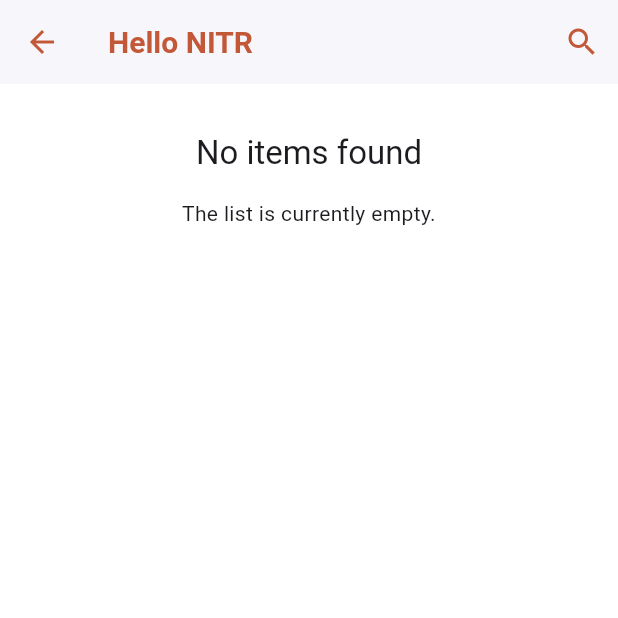
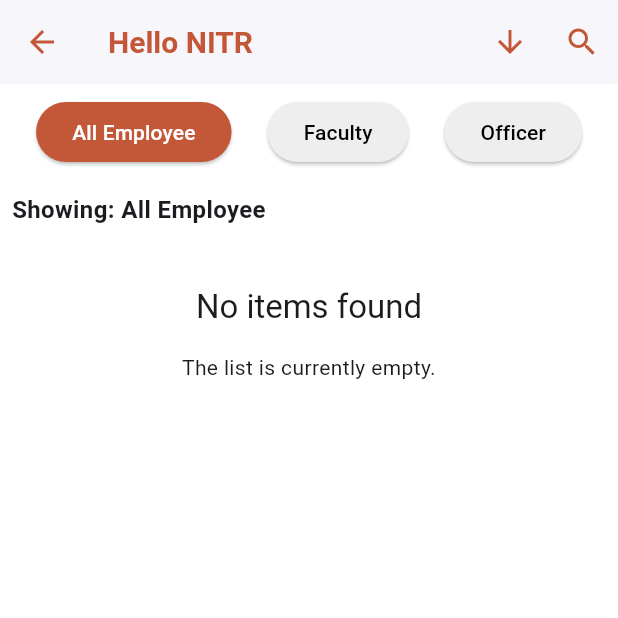
Before and after one commit to UtkarshChakrwarti/Hello-NITR-app, a Flutter app: the HomeScreen screen opened by its route, on a phone screen of 412 x 824 dp, the top half of it. Run offline on Flutter 3.47's test engine with Material 3 defaults, Android fonts, the phone set to English and light mode, and no system bars; our stand-ins replace cached_network_image, flutter_local_notifications, flutter_secure_storage, font_awesome_flutter, infinite_scroll_pagination, loading_animation_widget and 6 more; missing offline and left inert: flutter_udid, simnumber; accounts and stored records are empty; network calls fail.

Commit message:
fixed filtering sorting logic

```diff
--- a/lib/core/services/api/local/local_storage_service.dart
+++ b/lib/core/services/api/local/local_storage_service.dart
@@ -83,15 +83,32 @@ class LocalStorageService {
     );
   }
 
-  // Get Paginated Users from the database with offset and limit as parameters
-  static Future<List<User>> getUsers(int offset, int limit) async {
+// Updated LocalStorageService to accept filter and sorting order
+
+  static Future<List<User>> getUsers(
+      int offset, int limit, String filter, bool isAscending) async {
     final db = await database;
+
+    // Build the where clause and arguments based on the filter
+    String? whereClause;
+    List<dynamic>? whereArgs;
+
+    if (filter != 'All Employee') {
+      whereClause = 'employeeType = ?';
+      whereArgs = [filter];
+    }
+
+    final orderBy = 'firstName ${isAscending ? 'ASC' : 'DESC'}';
+
     final List<Map<String, dynamic>> maps = await db.query(
       AppConstants.userTable,
       limit: limit,
       offset: offset,
-      orderBy: 'firstName',
+      orderBy: orderBy,
+      where: whereClause,
+      whereArgs: whereArgs,
     );
+
     return List.generate(maps.length, (i) {
       return User.fromJson(maps[i]);
     });
--- a/lib/providers/home_provider.dart
+++ b/lib/providers/home_provider.dart
@@ -3,11 +3,12 @@ import 'dart:async';
 import 'package:hello_nitr/core/services/api/local/local_storage_service.dart';
 import 'package:hello_nitr/models/user.dart';
 
+
 class HomeProvider {
-  static Future<List<User>> fetchContacts(int offset, int limit) async {
+  static Future<List<User>> fetchContacts(int offset, int limit, String filter, bool isAscending) async {
     try {
-      // Fetch contacts from the API
-      final users = await LocalStorageService.getUsers(offset, limit);
+      // Fetch contacts from the API based on the filter and sorting order
+      final users = await LocalStorageService.getUsers(offset, limit, filter, isAscending);
       return users;
     } catch (error) {
       throw error;
--- a/lib/screens/home/home_screen.dart
+++ b/lib/screens/home/home_screen.dart
@@ -18,7 +18,8 @@ class HomeScreen extends StatefulWidget {
 class _HomeScreenState extends State<HomeScreen> with TickerProviderStateMixin {
   static const _pageSize = 10;
   final UtilityFunctions _utilityFunctions = UtilityFunctions();
-  final PagingController<int, User> _pagingController = PagingController(firstPageKey: 0);
+  final PagingController<int, User> _pagingController =
+      PagingController(firstPageKey: 0);
   final Duration animationDuration = Duration(milliseconds: 300);
   final Logger _logger = Logger('HomeScreen');
 
@@ -26,6 +27,8 @@ class _HomeScreenState extends State<HomeScreen> with TickerProviderStateMixin {
   static const Color _selectedBackgroundColor = Color(0xFFFDEEE8);
 
   int? _expandedIndex;
+  String _currentFilter = 'All Employee';
+  bool _isAscending = true;
   final Map<int, Widget> _profileImagesCache = {};
 
   @override
@@ -44,7 +47,8 @@ class _HomeScreenState extends State<HomeScreen> with TickerProviderStateMixin {
 
   Future<void> _fetchPage(int pageKey) async {
     try {
-      final newItems = await HomeProvider.fetchContacts(pageKey, _pageSize);
+      final newItems = await HomeProvider.fetchContacts(
+          pageKey, _pageSize, _currentFilter, _isAscending);
       final isLastPage = newItems.length < _pageSize;
       if (isLastPage) {
         _pagingController.appendLastPage(newItems);
@@ -61,10 +65,9 @@ class _HomeScreenState extends State<HomeScreen> with TickerProviderStateMixin {
   void _cacheProfileImages(List<User> users, int pageKey) {
     for (int i = 0; i < users.length; i++) {
       int index = pageKey + i;
-      if (!_profileImagesCache.containsKey(index)) {
-        _profileImagesCache[index] = _buildAvatar(users[i].photo, users[i].firstName);
+      _profileImagesCache[index] =
+          _buildAvatar(users[i].photo, users[i].firstName);
       _logger.info('Image cached for user at index $index');
-      }
     }
   }
 
@@ -97,10 +100,10 @@ class _HomeScreenState extends State<HomeScreen> with TickerProviderStateMixin {
                 // Handle call action
               }),
               _buildIconButton(FontAwesomeIcons.whatsapp, () {
-                // Handle whatsapp action
+                // Handle WhatsApp action
               }),
               _buildIconButton(Icons.chat, () {
-                // Handle msg action
+                // Handle message action
               }),
               _buildIconButton(Icons.mail, () {
                 // Handle mail action
@@ -125,21 +128,17 @@ class _HomeScreenState extends State<HomeScreen> with TickerProviderStateMixin {
   Widget _buildAvatar(String? photoUrl, String? firstName) {
     if (photoUrl != null && photoUrl.isNotEmpty) {
       if (_utilityFunctions.isValidBase64(photoUrl)) {
-        // Handle base64 encoded image
         _logger.info('Loading base64 image for $firstName');
         return _buildCircleAvatar(
           backgroundImage: MemoryImage(base64Decode(photoUrl)),
         );
       } else if (Uri.tryParse(photoUrl)?.hasAbsolutePath ?? false) {
-        // Handle network image
         _logger.info('Loading network image for $firstName');
         return _buildCircleAvatar(
           backgroundImage: CachedNetworkImageProvider(photoUrl),
         );
       }
     }
-
-    // Fallback to initials
     _logger.info('Loading initials for $firstName');
     return _buildCircleAvatar(
       child: Text(
@@ -151,18 +150,34 @@ class _HomeScreenState extends State<HomeScreen> with TickerProviderStateMixin {
 
   Widget _buildCircleAvatar({ImageProvider? backgroundImage, Widget? child}) {
     return Container(
-      padding: EdgeInsets.all(2), // Border width
+      padding: EdgeInsets.all(1),
       decoration: BoxDecoration(
-        color: AppColors.primaryColor, // Border color
+        color: AppColors.primaryColor,
         shape: BoxShape.circle,
       ),
       child: CircleAvatar(
-        radius: 24, // Define a fixed size
-        backgroundColor: Colors.white,
+        radius: 24,
+        backgroundColor: AppColors.secondaryColor,
         backgroundImage: backgroundImage,
         child: child,
       ),
     );
+  }
+
+  void _applyFilter(String filter) {
+    setState(() {
+      _currentFilter = filter;
+      _profileImagesCache.clear(); // Clear the cache when changing the filter
+      _pagingController.refresh();
+    });
+  }
+
+  void _toggleSortOrder() {
+    setState(() {
+      _isAscending = !_isAscending;
+      _profileImagesCache.clear(); // Clear the cache when changing the sorting order
+      _pagingController.refresh();
+    });
   }
 
   @override
@@ -172,6 +187,10 @@ class _HomeScreenState extends State<HomeScreen> with TickerProviderStateMixin {
         title: Text('Hello NITR'),
         actions: [
           IconButton(
+            icon: Icon(_isAscending ? Icons.arrow_downward : Icons.arrow_upward),
+            onPressed: _toggleSortOrder,
+          ),
+          IconButton(
             icon: Icon(Icons.search),
             onPressed: () {
               // Handle search action
@@ -179,35 +198,114 @@ class _HomeScreenState extends State<HomeScreen> with TickerProviderStateMixin {
           ),
         ],
       ),
-      body: PagedListView<int, User>(
+      body: Column(
+        children: [
+          Padding(
+            padding: const EdgeInsets.symmetric(vertical: 8.0),
+            child: Row(
+              mainAxisAlignment: MainAxisAlignment.spaceEvenly,
+              children: [
+                _buildFilterButton('All Employee'),
+                _buildFilterButton('Faculty'),
+                _buildFilterButton('Officer'),
+              ],
+            ),
+          ),
+          Padding(
+            padding: const EdgeInsets.all(8.0),
+            child: Align(
+              alignment: Alignment.centerLeft,
+              child: Text(
+                'Showing: $_currentFilter',
+                style: TextStyle(
+                  fontSize: 16,
+                  fontWeight: FontWeight.bold,
+                ),
+              ),
+            ),
+          ),
+          Expanded(
+            child: PagedListView<int, User>(
               pagingController: _pagingController,
               builderDelegate: PagedChildBuilderDelegate<User>(
                 itemBuilder: (context, item, index) {
                   final bool isExpanded = _expandedIndex == index;
-            final String fullName = "${item.firstName ?? ''} ${item.lastName ?? ''}";
-            return AnimatedContainer(
+                  final String fullName =
+                      "${item.firstName ?? ''}${item.middleName != null ? ' ${item.middleName}' : ''} ${item.lastName ?? ''}";
+                  return Dismissible(
+                    key: ValueKey(item.empCode),
+                    direction: DismissDirection.horizontal,
+                    confirmDismiss: (direction) async {
+                      if (direction == DismissDirection.startToEnd) {
+                        print('Call ${item.firstName}');
+                      } else if (direction == DismissDirection.endToStart) {
+                        print('Open profile of ${item.firstName}');
+                      }
+                      return false;
+                    },
+                    dismissThresholds: {
+                      DismissDirection.startToEnd: 0.33,
+                      DismissDirection.endToStart: 0.33,
+                    },
+                    background: Container(
+                      color: AppColors.primaryColor,
+                      alignment: Alignment.centerLeft,
+                      padding: EdgeInsets.only(left: 20.0),
+                      child: Row(
+                        children: [
+                          Icon(CupertinoIcons.phone_solid, color: Colors.white),
+                          SizedBox(width: 8.0),
+                          Text('Make Call',
+                              style: TextStyle(color: Colors.white)),
+                        ],
+                      ),
+                    ),
+                    secondaryBackground: Container(
+                      color: AppColors.primaryColor,
+                      alignment: Alignment.centerRight,
+                      padding: EdgeInsets.only(right: 20.0),
+                      child: Row(
+                        mainAxisAlignment: MainAxisAlignment.end,
+                        children: [
+                          Text('View Profile',
+                              style: TextStyle(color: Colors.white)),
+                          SizedBox(width: 8.0),
+                          Icon(CupertinoIcons.person_crop_circle_fill,
+                              color: Colors.white),
+                        ],
+                      ),
+                    ),
+                    child: AnimatedContainer(
                       duration: animationDuration,
                       curve: Curves.easeInOut,
-              margin: EdgeInsets.symmetric(horizontal: 8.0, vertical: 1.0),
-              padding: EdgeInsets.symmetric(horizontal: 16.0, vertical: isExpanded ? 12.0 : 6.0),
+                      margin:
+                          EdgeInsets.symmetric(horizontal: 8.0, vertical: 1.0),
+                      padding: EdgeInsets.symmetric(
+                          horizontal: 16.0, vertical: isExpanded ? 12.0 : 6.0),
                       decoration: BoxDecoration(
-                color: isExpanded ? _selectedBackgroundColor : Colors.white,
-                borderRadius: BorderRadius.circular(isExpanded ? 16.0 : 0.0),
-
+                        color: isExpanded
+                            ? _selectedBackgroundColor
+                            : Colors.white,
+                        borderRadius:
+                            BorderRadius.circular(isExpanded ? 16.0 : 0.0),
                       ),
                       child: Column(
                         children: [
                           ListTile(
-                    contentPadding: EdgeInsets.symmetric(horizontal: 0.0),
-                    leading: _profileImagesCache[index] ?? _buildAvatar(item.photo, item.firstName),
+                            contentPadding:
+                                EdgeInsets.symmetric(horizontal: 0.0),
+                            leading: _profileImagesCache[index] ??
+                                _buildAvatar(item.photo, item.firstName),
                             title: Text(
                               fullName,
-                      style: TextStyle(fontSize: 16, fontFamily: 'Roboto'),
+                              style:
+                                  TextStyle(fontSize: 16, fontFamily: 'Roboto'),
                               overflow: TextOverflow.ellipsis,
                             ),
                             subtitle: Text(
                               item.email ?? '',
-                      style: TextStyle(fontSize: 14, fontFamily: 'Roboto'),
+                              style:
+                                  TextStyle(fontSize: 14, fontFamily: 'Roboto'),
                               overflow: TextOverflow.ellipsis,
                             ),
                             onTap: () => _handleContactTap(index),
@@ -215,14 +313,32 @@ class _HomeScreenState extends State<HomeScreen> with TickerProviderStateMixin {
                           AnimatedSize(
                             duration: animationDuration,
                             curve: Curves.easeInOut,
-                    child: isExpanded ? _buildExpandedMenu(item) : Container(),
+                            child: isExpanded
+                                ? _buildExpandedMenu(item)
+                                : Container(),
                           ),
                         ],
+                      ),
                     ),
                   );
                 },
               ),
             ),
+          ),
+        ],
+      ),
+    );
+  }
+
+  Widget _buildFilterButton(String label) {
+    return ElevatedButton(
+      onPressed: () => _applyFilter(label),
+      style: ElevatedButton.styleFrom(
+        foregroundColor: _currentFilter == label ? Colors.white : Colors.black,
+        backgroundColor:
+            _currentFilter == label ? AppColors.primaryColor : Colors.grey[200],
+      ),
+      child: Text(label),
     );
   }
 }
--- a/pubspec.yaml
+++ b/pubspec.yaml
@@ -45,6 +45,7 @@ dependencies:
   image: ^4.2.0
   flutter_cache_manager: ^3.3.2
   cached_network_image: ^3.3.1
+  flutter_slidable: ^3.1.0
 
 dev_dependencies:
   flutter_test:
```
Also changed, not shown: pubspec.lock. Lines whose indentation alone changed are shown as unchanged.
